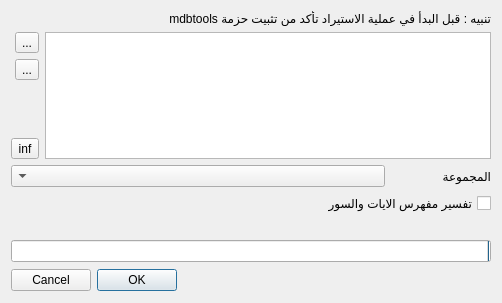
Old version of the form qbooks/ui/mdbexport.ui in the repository mahmoudbahaa/elkirtasse.
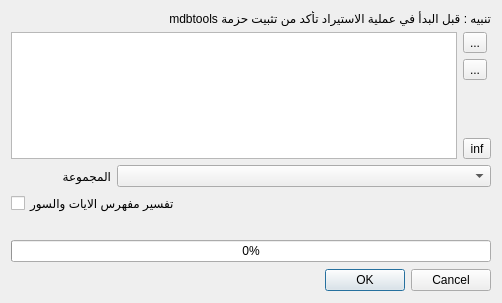
New version of the form. Icons and pictures are not drawn.

```diff
--- a/qbooks/ui/mdbexport.ui
+++ b/qbooks/ui/mdbexport.ui
@@ -13,9 +13,6 @@
   <property name="windowTitle">
    <string>استراد ملفات الشاملة</string>
   </property>
-  <property name="layoutDirection">
-   <enum>Qt::RightToLeft</enum>
-  </property>
   <layout class="QVBoxLayout" name="verticalLayout_3">
    <item>
     <widget class="QLabel" name="label">
```
Left out of the diff: 6 changed lines with no effect on the pictures.
